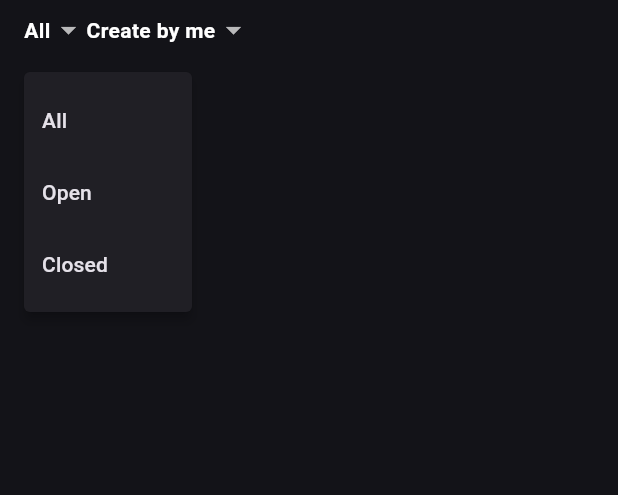
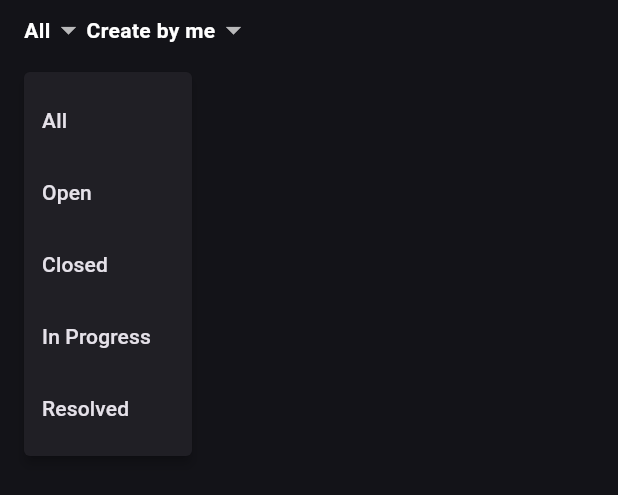
Before and after one commit to barovinh/flutter, a Flutter app: the HeaderTask widget shown alone on an empty page, opened directly, after a tap on "All", on a phone screen of 412 x 824 dp. Shown: the top 495 px of the screen. Run offline on Flutter 3.47's test engine with Material 3 defaults, Android fonts, the phone set to English and light mode, and no system bars; our stand-ins replace flutter_svg; network calls fail.

```diff
--- a/lib/widgets/task/header_task.dart
+++ b/lib/widgets/task/header_task.dart
@@ -28,6 +28,11 @@ class _HeaderTaskState extends State<HeaderTask> {
               const PopupMenuItem(value: 'All', child: Text('All')),
               const PopupMenuItem(value: 'Open', child: Text('Open')),
               const PopupMenuItem(value: 'Closed', child: Text('Closed')),
+              const PopupMenuItem(
+                value: 'In Progress',
+                child: Text('In Progress'),
+              ),
+              const PopupMenuItem(value: 'Resolved', child: Text('Resolved')),
             ],
             child: Row(
               children: [
--- a/lib/widgets/task/issue_item.dart
+++ b/lib/widgets/task/issue_item.dart
@@ -34,6 +34,7 @@ class IssueItem extends StatelessWidget {
           Expanded(
             child: Column(
               crossAxisAlignment: CrossAxisAlignment.start,
+              mainAxisAlignment: MainAxisAlignment.center,
               children: [
                 Text(
                   title,
```
Also changed, not shown: lib/widgets/task/issue_section.dart (+12 -5 lines).
